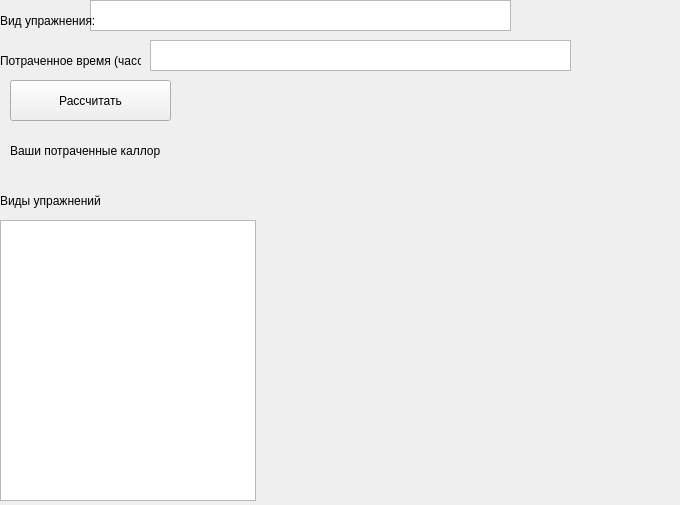
Qt form spent.ui (damirtt088/Yandex) before a commit.
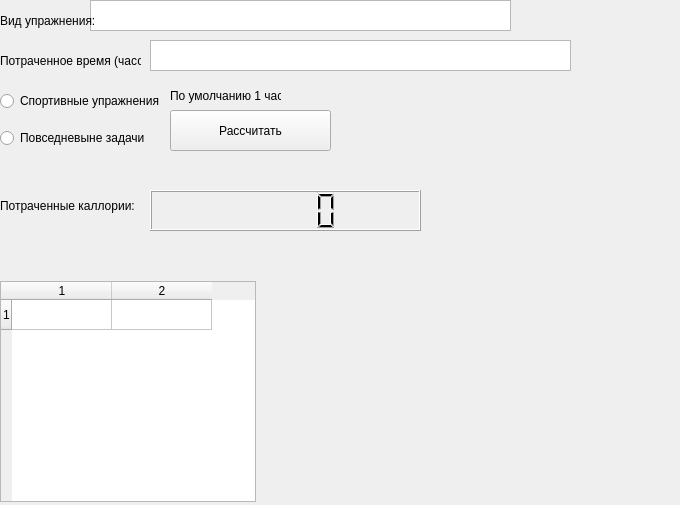
The same form after that commit.

```diff
--- a/spent.ui
+++ b/spent.ui
@@ -62,8 +62,8 @@
   <widget class="QPushButton" name="btn_spt">
    <property name="geometry">
     <rect>
-     <x>10</x>
-     <y>80</y>
+     <x>170</x>
+     <y>110</y>
      <width>161</width>
      <height>41</height>
     </rect>
@@ -72,53 +72,104 @@
     <string>Рассчитать</string>
    </property>
   </widget>
-  <widget class="QLabel" name="label_3">
+  <widget class="QWidget" name="verticalLayoutWidget">
    <property name="geometry">
     <rect>
-     <x>10</x>
-     <y>140</y>
-     <width>151</width>
-     <height>21</height>
+     <x>0</x>
+     <y>80</y>
+     <width>161</width>
+     <height>80</height>
     </rect>
    </property>
-   <property name="text">
-    <string>Ваши потраченные каллории:</string>
-   </property>
+   <layout class="QVBoxLayout" name="verticalLayout">
+    <item>
+     <widget class="QRadioButton" name="rbtn_sport">
+      <property name="text">
+       <string>Спортивные упражнения</string>
+      </property>
+      <attribute name="buttonGroup">
+       <string notr="true">btn_info</string>
+      </attribute>
+     </widget>
+    </item>
+    <item>
+     <widget class="QRadioButton" name="rbtn_usualy">
+      <property name="text">
+       <string>Повседневыне задачи</string>
+      </property>
+      <attribute name="buttonGroup">
+       <string notr="true">btn_info</string>
+      </attribute>
+     </widget>
+    </item>
+   </layout>
   </widget>
-  <widget class="QLabel" name="lbl_spt">
+  <widget class="QTableWidget" name="tbl_spent">
    <property name="geometry">
     <rect>
-     <x>170</x>
-     <y>140</y>
-     <width>81</width>
-     <height>16</height>
-    </rect>
-   </property>
-   <property name="text">
-    <string/>
-   </property>
-  </widget>
-  <widget class="QTableView" name="tableView">
-   <property name="geometry">
-    <rect>
      <x>0</x>
-     <y>220</y>
+     <y>281</y>
      <width>256</width>
-     <height>281</height>
+     <height>221</height>
     </rect>
    </property>
+   <property name="rowCount">
+    <number>1</number>
+   </property>
+   <property name="columnCount">
+    <number>2</number>
+   </property>
+   <row/>
+   <column/>
+   <column/>
   </widget>
   <widget class="QLabel" name="label_4">
    <property name="geometry">
     <rect>
      <x>0</x>
-     <y>185</y>
-     <width>101</width>
+     <y>190</y>
+     <width>141</width>
      <height>31</height>
     </rect>
    </property>
    <property name="text">
-    <string>Виды упражнений</string>
+    <string>Потраченные каллории:</string>
+   </property>
+  </widget>
+  <widget class="QLCDNumber" name="lcd_spent">
+   <property name="geometry">
+    <rect>
+     <x>150</x>
+     <y>190</y>
+     <width>271</width>
+     <height>41</height>
+    </rect>
+   </property>
+  </widget>
+  <widget class="QLabel" name="label">
+   <property name="geometry">
+    <rect>
+     <x>170</x>
+     <y>80</y>
+     <width>111</width>
+     <height>31</height>
+    </rect>
+   </property>
+   <property name="text">
+    <string>По умолчанию 1 час</string>
+   </property>
+  </widget>
+  <widget class="QLabel" name="lbl_error">
+   <property name="geometry">
+    <rect>
+     <x>360</x>
+     <y>80</y>
+     <width>241</width>
+     <height>51</height>
+    </rect>
+   </property>
+   <property name="text">
+    <string/>
    </property>
   </widget>
  </widget>
```
Left out of the diff: 9 changed lines with no effect on the pictures.
